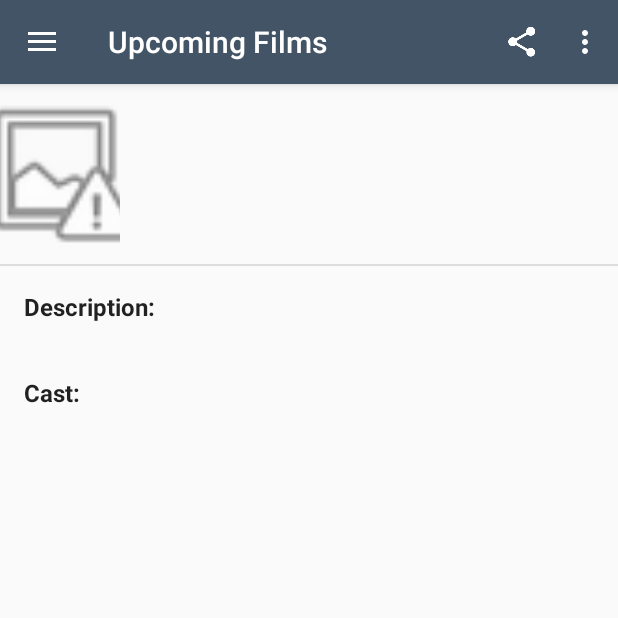
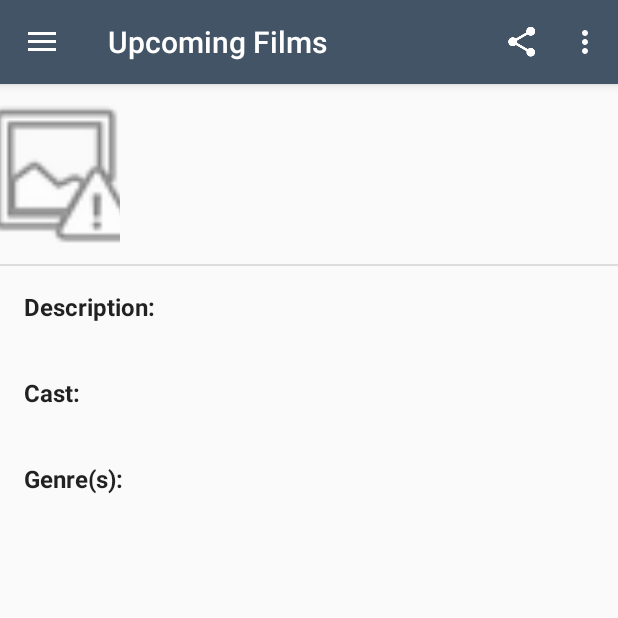
Before and after one commit to simondemartini/filmfridge, an Android app: the fragment FilmDetailFragment placed in its activity, on a phone screen of 412 x 824 dp, the top half of it. Run offline under Robolectric (Android 15) with nearby library versions, the phone set to English and light mode, and no system bars; 2 statements that could not run were skipped.

Commit message:
Get Genres

```diff
--- a/app/src/main/java/edu/uw/tacoma/tcss450/team4/filmfridge/FilmDetailFragment.java
+++ b/app/src/main/java/edu/uw/tacoma/tcss450/team4/filmfridge/FilmDetailFragment.java
@@ -13,6 +13,8 @@ import android.view.View;
 import android.view.ViewGroup;
 import android.widget.ImageView;
 import android.widget.TextView;
+
+import java.util.List;
 
 import edu.uw.tacoma.tcss450.team4.filmfridge.film.Film;
 
@@ -31,7 +33,7 @@ public class FilmDetailFragment extends Fragment {
 
     private static final String TAG = "FilmDetailFragment";
     private Film mFilm;
-    private TextView mDescriptionTV, mReleaseDateTV, mCastTV, mContentRatingTV, mTitleTV;
+    private TextView mDescriptionTV, mReleaseDateTV, mCastTV, mContentRatingTV, mTitleTV, mGenresTV;
     private ImageView mPoster;
 
     private OnDetailFragmentInteractionListener mListener;
@@ -78,6 +80,7 @@ public class FilmDetailFragment extends Fragment {
         mDescriptionTV = (TextView) view.findViewById(R.id.description);
         mCastTV = (TextView) view.findViewById(R.id.cast);
         mContentRatingTV = (TextView) view.findViewById(R.id.content_rating);
+        mGenresTV = (TextView) view.findViewById(R.id.genres);
         mPoster = (ImageView) view.findViewById(R.id.poster);
 
         return view;
@@ -91,7 +94,23 @@ public class FilmDetailFragment extends Fragment {
             mCastTV.setText(film.getCast());
             mContentRatingTV.setText(film.getContentRating());
             mPoster.setImageBitmap(film.getPoster(getContext().getCacheDir()));
+            mGenresTV.setText(listToString(film.getGenres()));
         }
+    }
+
+    /**
+     * A helper method to get the toString of a list but remove the "[" and "]" around it
+     * @param list a list
+     * @return a clean string
+     */
+    private String listToString(List list) {
+        if(list != null && list.toString().length() > 1) {
+            String str = list.toString();
+            return str.substring(1, str.length() - 1);
+        } else {
+            return null;
+        }
+
     }
 
     // TODO: Rename method, update argument and hook method into UI event
--- a/app/src/main/res/layout/fragment_film_detail.xml
+++ b/app/src/main/res/layout/fragment_film_detail.xml
@@ -120,6 +120,24 @@
                 android:scrollHorizontally="false"
                 android:ellipsize="none" />
 
+            <TextView
+                android:id="@+id/label_genres"
+                android:textAppearance="@style/AppTheme.Text.Subhead"
+                android:layout_width="match_parent"
+                android:layout_height="wrap_content"
+                android:layout_marginTop="@dimen/activity_vertical_margin"
+                android:text="@string/label_genres" />
+
+            <TextView
+                android:id="@+id/genres"
+                android:layout_width="match_parent"
+                android:layout_height="wrap_content"
+                android:layout_margin="@dimen/no_margin"
+                android:textAppearance="@style/TextAppearance.AppCompat"
+                tools:text="Horror, Comedy, Action, Drama"
+                android:scrollHorizontally="false"
+                android:ellipsize="none" />
+
         </LinearLayout>
     </RelativeLayout>
 </ScrollView>
--- a/app/src/main/res/values/strings.xml
+++ b/app/src/main/res/values/strings.xml
@@ -27,6 +27,7 @@
     <string name="label_cast">Cast:</string>
     <string name="label_release_date">Release Date: </string>
     <string name="label_content_rating">Content Rating: </string>
+    <string name="label_genres">Genre(s):</string>
     <string name="share">Share</string>
     <string name="poster_description">Movie Poster</string>
     <string name="share_chooser">Share the movie with a friend!</string>
```
Also changed, not shown: app/src/main/java/edu/uw/tacoma/tcss450/team4/filmfridge/film/Film.java (+12 -0 lines), app/src/main/java/edu/uw/tacoma/tcss450/team4/filmfridge/film/TMDBFetcher.java (+10 -0 lines).
